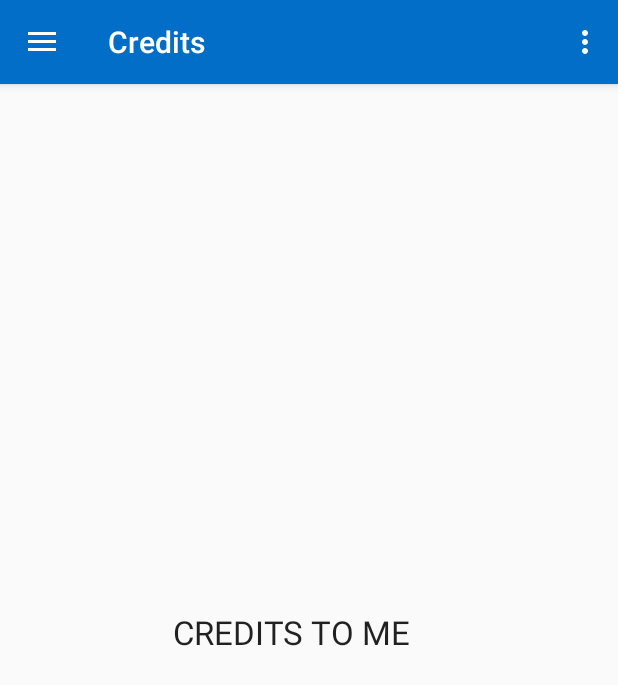
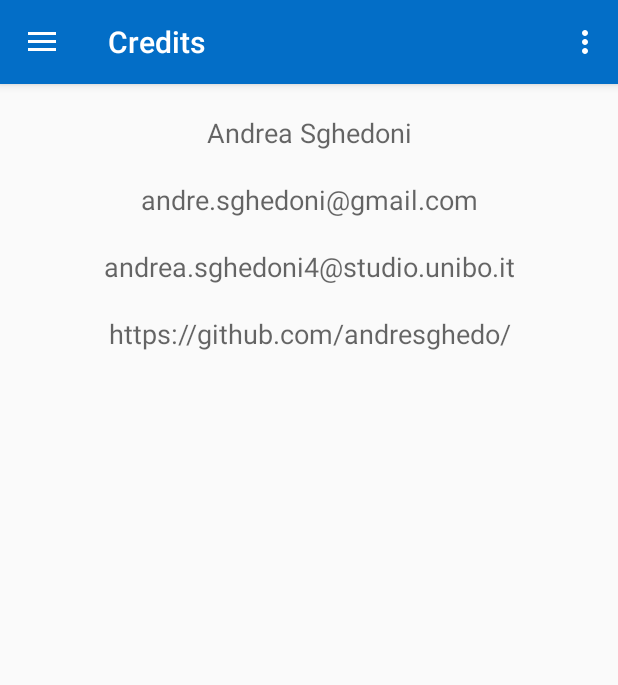
Before and after one commit to andresghedo/SMSFenceDetection, an Android app: the fragment ServiceFragment placed in its activity, in the side drawer, after a tap on "Credits", on a phone screen of 412 x 824 dp. Shown: the top 685 px of the screen. Run offline under Robolectric (Android 15) with nearby library versions, the phone set to English and light mode, and no system bars.

Commit message:
bugfixed error in Service Fragment

```diff
--- a/app/src/main/java/com/sm/app/alert/sghedoni/andrea/dev/fragment/ServiceFragment.java
+++ b/app/src/main/java/com/sm/app/alert/sghedoni/andrea/dev/fragment/ServiceFragment.java
@@ -116,7 +116,6 @@ public class ServiceFragment extends Fragment implements CompoundButton.OnChecke
     private void managePollingStrategyService(boolean status) {
         if (status) {
             getContext().startService(new Intent(getContext(), PollingStrategyService.class));
-            Controller.setAllFencesMatchedFalse();
             this.switchBetterApproach.setClickable(false);
             Log.d(TAG, "Starting PollingService ....... ");
         } else {
@@ -130,7 +129,6 @@ public class ServiceFragment extends Fragment implements CompoundButton.OnChecke
     private void manageBetterApproachStrategyService(boolean status) {
         if (status) {
             getContext().startService(new Intent(getContext(), BetterApproachService.class));
-            Controller.setAllFencesMatchedFalse();
             this.switchPolling5s.setClickable(false);
             Log.d(TAG, "Starting Better Approach Strategy Service ....... ");
         } else {
--- a/app/src/main/java/com/sm/app/alert/sghedoni/andrea/dev/service/PollingStrategyService.java
+++ b/app/src/main/java/com/sm/app/alert/sghedoni/andrea/dev/service/PollingStrategyService.java
@@ -98,7 +98,7 @@ public class PollingStrategyService extends Service implements LocationListener,
             LocationServices.FusedLocationApi.requestLocationUpdates(mGoogleApiClient, mLocationRequest, (LocationListener) this);
         } catch (SecurityException securityException) {
             // Catch exception generated if the app does not use ACCESS_FINE_LOCATION permission.
-            Log.e(TAG, "Invalid location permission. " + "NON HAI I PERMESSI PER LA FINE LOCATION ", securityException);
+            Log.e(TAG, "Invalid location permission. " + "You don't have permission for FINE LOCATION ", securityException);
         }
     }
 
--- a/app/src/main/java/com/sm/app/alert/sghedoni/andrea/dev/sqlitedb/FenceEntrySQLiteDb.java
+++ b/app/src/main/java/com/sm/app/alert/sghedoni/andrea/dev/sqlitedb/FenceEntrySQLiteDb.java
@@ -3,7 +3,7 @@ package com.sm.app.alert.sghedoni.andrea.dev.sqlitedb;
 import android.provider.BaseColumns;
 
 /**
- * Created by andrea on 02/07/16.
+ *  Class that provide TABLE and COLUMNS NAMES
  */
 public abstract class FenceEntrySQLiteDb implements BaseColumns {
     public static final String TABLE_NAME               = "fence";
--- a/app/src/main/java/com/sm/app/alert/sghedoni/andrea/dev/sqlitedb/GeofenceSQLiteHelper.java
+++ b/app/src/main/java/com/sm/app/alert/sghedoni/andrea/dev/sqlitedb/GeofenceSQLiteHelper.java
@@ -3,21 +3,19 @@ package com.sm.app.alert.sghedoni.andrea.dev.sqlitedb;
 import android.content.Context;
 import android.database.sqlite.SQLiteDatabase;
 import android.database.sqlite.SQLiteOpenHelper;
-import android.util.Log;
 
 import com.sm.app.alert.sghedoni.andrea.dev.utils.Constant;
 
 /**
- * Created by andrea on 02/07/16.
+ *  Class that provide SQLite helper.
+ *  @author Andrea Sghedoni
  */
 public class GeofenceSQLiteHelper extends SQLiteOpenHelper {
-    // If you change the database schema, you must increment the database version.
-    private String TAG = "[DebApp] SQLiteOpenHelper";
 
-    private static final String TEXT_TYPE = " TEXT";
-    private static final String INTEGER_DEFAULT_TYPE = " INTEGER DEFAULT 0";
-    private static final String COMMA_SEP = ",";
-    private static final String SQL_DELETE_ENTRIES = "DROP TABLE IF EXISTS " + FenceEntrySQLiteDb.TABLE_NAME;
+    private static final String TEXT_TYPE               = " TEXT";
+    private static final String INTEGER_DEFAULT_TYPE    = " INTEGER DEFAULT 0";
+    private static final String COMMA_SEP               = ",";
+    private static final String SQL_DELETE_ENTRIES      = "DROP TABLE IF EXISTS " + FenceEntrySQLiteDb.TABLE_NAME;
     private static final String SQL_CREATE_ENTRIES =
             "CREATE TABLE " + FenceEntrySQLiteDb.TABLE_NAME + " (" +
                     FenceEntrySQLiteDb._ID + " INTEGER PRIMARY KEY," +
@@ -40,12 +38,9 @@ public class GeofenceSQLiteHelper extends SQLiteOpenHelper {
 
     public void onCreate(SQLiteDatabase db) {
         db.execSQL(SQL_CREATE_ENTRIES);
-        Log.d(TAG, "Created table " + FenceEntrySQLiteDb.TABLE_NAME + " !!");
     }
 
     public void onUpgrade(SQLiteDatabase db, int oldVersion, int newVersion) {
-        // This database is only a cache for online data, so its upgrade policy is
-        // to simply to discard the data and start over
         db.execSQL(SQL_DELETE_ENTRIES);
         onCreate(db);
     }
--- a/app/src/main/java/com/sm/app/alert/sghedoni/andrea/dev/sqlitedb/SQLiteDBManager.java
+++ b/app/src/main/java/com/sm/app/alert/sghedoni/andrea/dev/sqlitedb/SQLiteDBManager.java
@@ -11,18 +11,17 @@ import com.sm.app.alert.sghedoni.andrea.dev.entity.Fence;
 import java.util.ArrayList;
 
 /**
- * Created by andrea on 02/07/16.
+ *  Class that manage SQLiteDB.
+ *  @author Andrea Sghedoni
  */
 public class SQLiteDBManager {
 
-    private GeofenceSQLiteHelper geofenceDbHelper;
     private SQLiteDatabase db;
     private String TAG="[DebApp]SQLiteDBManager";
 
     public SQLiteDBManager(Context ctx) {
         Log.d(TAG, "Opening new connection db...");
-        geofenceDbHelper = new GeofenceSQLiteHelper(ctx);
-        db = geofenceDbHelper.getWritableDatabase();
+        this.db = new GeofenceSQLiteHelper(ctx).getWritableDatabase();
     }
 
     public int insert(String name, String address, String city, String province, String lat, String lng, String range, int active, String number, String textSMS, int event) {
@@ -40,7 +39,7 @@ public class SQLiteDBManager {
         values.put(FenceEntrySQLiteDb.COLUMN_FENCE_EVENT, event);
 
         long newRowId;
-        newRowId = db.insert(
+        newRowId = this.db.insert(
                 FenceEntrySQLiteDb.TABLE_NAME,
                 null,
                 values);
@@ -50,7 +49,7 @@ public class SQLiteDBManager {
 
     public void getLogOfFenceTableSQLiteDB() {
 
-        Cursor c = db.rawQuery("SELECT * FROM " + FenceEntrySQLiteDb.TABLE_NAME + " WHERE 1;", null);
+        Cursor c = this.db.rawQuery("SELECT * FROM " + FenceEntrySQLiteDb.TABLE_NAME + " WHERE 1;", null);
         Log.d(TAG, "In Database: ");
 
         if(c.moveToFirst()) {
@@ -83,7 +82,7 @@ public class SQLiteDBManager {
     public ArrayList<Fence> resumeFencesFromDb() {
 
         ArrayList<Fence> toReturn = new ArrayList<Fence>();
-        Cursor c = db.rawQuery("SELECT * FROM " + FenceEntrySQLiteDb.TABLE_NAME + " WHERE 1;", null);
+        Cursor c = this.db.rawQuery("SELECT * FROM " + FenceEntrySQLiteDb.TABLE_NAME + " WHERE 1;", null);
         Log.d(TAG, "Resuming of all fences...");
 
         if(c.moveToFirst()) {
@@ -118,7 +117,7 @@ public class SQLiteDBManager {
         // Specify arguments in placeholder order.
         String[] selectionArgs = { String.valueOf(id) };
         // Issue SQL statement.
-        db.delete(FenceEntrySQLiteDb.TABLE_NAME, selection, selectionArgs);
+        this.db.delete(FenceEntrySQLiteDb.TABLE_NAME, selection, selectionArgs);
     }
 
     public void updateFenceStatus(int id, int flag) {
@@ -126,7 +125,7 @@ public class SQLiteDBManager {
         ContentValues args = new ContentValues();
         args.put(FenceEntrySQLiteDb.COLUMN_FENCE_ACTIVE, flag);
 
-        db.update(FenceEntrySQLiteDb.TABLE_NAME, args, strFilter, null);
+        this.db.update(FenceEntrySQLiteDb.TABLE_NAME, args, strFilter, null);
     }
 
     public void setAllFencesMatchedFalse() {
@@ -135,7 +134,7 @@ public class SQLiteDBManager {
         ContentValues args = new ContentValues();
         args.put(FenceEntrySQLiteDb.COLUMN_FENCE_MATCH, falseMatch);
 
-        db.update(FenceEntrySQLiteDb.TABLE_NAME, args, filterAll, null);
+        this.db.update(FenceEntrySQLiteDb.TABLE_NAME, args, filterAll, null);
     }
 
     public void updateMatchFence(int id, int match) {
@@ -143,7 +142,7 @@ public class SQLiteDBManager {
         ContentValues args = new ContentValues();
         args.put(FenceEntrySQLiteDb.COLUMN_FENCE_MATCH, match);
 
-        db.update(FenceEntrySQLiteDb.TABLE_NAME, args, strFilter, null);
+        this.db.update(FenceEntrySQLiteDb.TABLE_NAME, args, strFilter, null);
     }
 
     public void updateAll(int id, String name, String address, String city, String province, String lat, String lng, String range, String number, String textSMS, int event) {
@@ -160,7 +159,7 @@ public class SQLiteDBManager {
         args.put(FenceEntrySQLiteDb.COLUMN_FENCE_SMS_TEXT, textSMS);
         args.put(FenceEntrySQLiteDb.COLUMN_FENCE_EVENT, event);
 
-        db.update(FenceEntrySQLiteDb.TABLE_NAME, args, strFilter, null);
+        this.db.update(FenceEntrySQLiteDb.TABLE_NAME, args, strFilter, null);
     }
 
 }
--- a/app/src/main/java/com/sm/app/alert/sghedoni/andrea/dev/utils/Constant.java
+++ b/app/src/main/java/com/sm/app/alert/sghedoni/andrea/dev/utils/Constant.java
@@ -13,10 +13,8 @@ public class Constant {
     public static final String FENCE_REMAINED_OUT_EVENT                         = "REMAINED_OUT";
     public static final String FENCE_DISACTIVE                                  = "FENCE_DISACTIVE";
 
-public static final int DATABASE_VERSION                                        = 1;
+    public static final int DATABASE_VERSION                                    = 1;
     public static final String DATABASE_NAME                                    = "AlertApp.db";
-
-    public static final String NUMER_PHONE_TESTING                              = "3337572709";
 
     public static final String TOAST_TEXT_POLLING_SERVICE_START                 = "Polling Startegy is starting...";
     public static final String TOAST_TEXT_POLLING_SERVICE_STOP                  = "Polling Startegy is stopped!";
--- a/app/src/main/java/com/sm/app/alert/sghedoni/andrea/dev/utils/Controller.java
+++ b/app/src/main/java/com/sm/app/alert/sghedoni/andrea/dev/utils/Controller.java
@@ -39,7 +39,6 @@ public class Controller {
     /* get singleton istance */
     public static Controller getInstance() {
         if(instance == null) {
-            Log.d(TAG, "New Istance of Controller is created!!");
             instance = new Controller();
         }
         return instance;
@@ -50,7 +49,6 @@ public class Controller {
         try {
             SmsManager smsManager = SmsManager.getDefault();
             smsManager.sendTextMessage(number, null, msg, null, null);
-            Log.d(TAG, "Send SMS TO NUMER_PHONE:  " + number);
             Toast.makeText(context, "SEND SMS ALERT TO  " + number, Toast.LENGTH_LONG).show();
         }
         catch (Exception e) {
@@ -181,7 +179,6 @@ public class Controller {
     /* Set DB Manager*/
     public static void setDbManager(Context ctx) {
         dbManager = new SQLiteDBManager(ctx);
-        Log.d(TAG, "New Istance of SQLiteDBManager!!");
     }
 
     /* Set fences from SQLiteDB */
--- a/app/src/main/res/layout/fragment_credits.xml
+++ b/app/src/main/res/layout/fragment_credits.xml
@@ -4,11 +4,46 @@
     android:layout_height="match_parent"
     tools:context=".fragment.CreditsFragment">
 
-    <TextView
-        android:layout_width="181dp"
-        android:layout_height="66dp"
-        android:textAppearance="?android:attr/textAppearanceLarge"
-        android:text="@string/credits_string"
-        android:id="@+id/textView3"
-        android:layout_gravity="center" />
+    <LinearLayout
+        android:orientation="vertical"
+        android:layout_width="match_parent"
+        android:layout_height="match_parent"
+        android:layout_gravity="center_horizontal|top">
+
+        <TextView
+            android:layout_width="match_parent"
+            android:layout_height="wrap_content"
+            android:textAppearance="?android:attr/textAppearanceMedium"
+            android:text="@string/myname"
+            android:id="@+id/textView2"
+            android:layout_marginTop="20dp"
+            android:textAlignment="center" />
+
+        <TextView
+            android:layout_width="match_parent"
+            android:layout_height="wrap_content"
+            android:textAppearance="?android:attr/textAppearanceMedium"
+            android:text="@string/gmail_contact"
+            android:id="@+id/textView3"
+            android:layout_marginTop="20dp"
+            android:textAlignment="center" />
+
+        <TextView
+            android:layout_width="match_parent"
+            android:layout_height="wrap_content"
+            android:textAppearance="?android:attr/textAppearanceMedium"
+            android:text="@string/unibo_contact"
+            android:id="@+id/textView11"
+            android:layout_marginTop="20dp"
+            android:textAlignment="center" />
+
+        <TextView
+            android:layout_width="match_parent"
+            android:layout_height="wrap_content"
+            android:textAppearance="?android:attr/textAppearanceMedium"
+            android:text="@string/github_contact"
+            android:id="@+id/textView12"
+            android:layout_marginTop="20dp"
+            android:textAlignment="center" />
+    </LinearLayout>
 </FrameLayout>
--- a/app/src/main/res/values/strings.xml
+++ b/app/src/main/res/values/strings.xml
@@ -34,6 +34,10 @@
     <string name="imageHomedescription">imageHomedescription</string>
     <string name="imageSMSDescription">imageSMSDescription</string>
     <string name="imageMovementDescription">imageMovementDescription</string>
+    <string name="myname">Andrea Sghedoni</string>
+    <string name="gmail_contact">andre.sghedoni@gmail.com</string>
+    <string name="unibo_contact">andrea.sghedoni4@studio.unibo.it</string>
+    <string name="github_contact">https://github.com/andresghedo/</string>
 
     <string-array name="range_geofence">
         <item>50</item>
```
